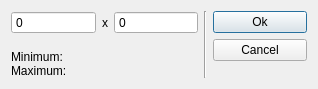
mrehkopf/vcs, file src/display/qt/dialogs/ui/resolution_dialog.ui: the form before one commit.
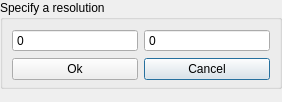
The form after the commit.

Diff of the .ui file:
```diff
--- a/src/display/qt/dialogs/ui/resolution_dialog.ui
+++ b/src/display/qt/dialogs/ui/resolution_dialog.ui
@@ -6,127 +6,71 @@
    <rect>
     <x>0</x>
     <y>0</y>
-    <width>318</width>
-    <height>89</height>
+    <width>282</width>
+    <height>102</height>
    </rect>
   </property>
   <property name="windowTitle">
    <string>Force input resolution</string>
   </property>
-  <layout class="QHBoxLayout" name="horizontalLayout_2" stretch="2,0,1">
-   <item>
-    <layout class="QVBoxLayout" name="verticalLayout_2">
-     <item>
-      <layout class="QHBoxLayout" name="horizontalLayout">
-       <item>
-        <widget class="QSpinBox" name="spinBox_x">
-         <property name="sizePolicy">
-          <sizepolicy hsizetype="Minimum" vsizetype="Preferred">
-           <horstretch>0</horstretch>
-           <verstretch>0</verstretch>
-          </sizepolicy>
-         </property>
-         <property name="buttonSymbols">
-          <enum>QAbstractSpinBox::NoButtons</enum>
-         </property>
-        </widget>
-       </item>
-       <item>
-        <widget class="QLabel" name="label">
-         <property name="sizePolicy">
-          <sizepolicy hsizetype="Fixed" vsizetype="Preferred">
-           <horstretch>0</horstretch>
-           <verstretch>0</verstretch>
-          </sizepolicy>
-         </property>
-         <property name="text">
-          <string>x</string>
-         </property>
-        </widget>
-       </item>
-       <item>
-        <widget class="QSpinBox" name="spinBox_y">
-         <property name="sizePolicy">
-          <sizepolicy hsizetype="Minimum" vsizetype="Preferred">
-           <horstretch>0</horstretch>
-           <verstretch>0</verstretch>
-          </sizepolicy>
-         </property>
-         <property name="buttonSymbols">
-          <enum>QAbstractSpinBox::NoButtons</enum>
-         </property>
-        </widget>
-       </item>
-      </layout>
-     </item>
-     <item>
       <layout class="QVBoxLayout" name="verticalLayout">
        <property name="spacing">
         <number>0</number>
        </property>
-       <item>
-        <spacer name="verticalSpacer">
-         <property name="orientation">
-          <enum>Qt::Vertical</enum>
-         </property>
-         <property name="sizeType">
-          <enum>QSizePolicy::Expanding</enum>
-         </property>
-         <property name="sizeHint" stdset="0">
-          <size>
-           <width>20</width>
-           <height>40</height>
-          </size>
-         </property>
-        </spacer>
-       </item>
-       <item>
-        <widget class="QLabel" name="label_minRes">
-         <property name="text">
-          <string>Minimum:</string>
-         </property>
-        </widget>
-       </item>
+   <property name="leftMargin">
+    <number>0</number>
+   </property>
+   <property name="topMargin">
+    <number>0</number>
+   </property>
+   <property name="rightMargin">
+    <number>0</number>
+   </property>
+   <property name="bottomMargin">
+    <number>0</number>
+   </property>
        <item>
-        <widget class="QLabel" name="label_maxRes">
-         <property name="text">
-          <string>Maximum:</string>
-         </property>
-        </widget>
-       </item>
-      </layout>
-     </item>
-    </layout>
-   </item>
-   <item>
-    <widget class="Line" name="line">
-     <property name="orientation">
-      <enum>Qt::Vertical</enum>
-     </property>
-    </widget>
-   </item>
-   <item>
-    <layout class="QVBoxLayout" name="verticalLayout_3">
-     <item>
-      <widget class="QPushButton" name="pushButton_ok">
+    <widget class="QGroupBox" name="groupBox">
+     <property name="title">
+      <string>Specify a resolution</string>
+     </property>
+     <layout class="QGridLayout" name="gridLayout">
+      <property name="leftMargin">
+       <number>9</number>
+      </property>
+      <property name="rightMargin">
+       <number>9</number>
+      </property>
+      <property name="bottomMargin">
+       <number>6</number>
+      </property>
+      <item row="0" column="2" colspan="2">
+       <widget class="QSpinBox" name="spinBox_y">
+        <property name="sizePolicy">
+         <sizepolicy hsizetype="Minimum" vsizetype="Preferred">
+          <horstretch>0</horstretch>
+          <verstretch>0</verstretch>
+         </sizepolicy>
+        </property>
+        <property name="buttonSymbols">
+         <enum>QAbstractSpinBox::NoButtons</enum>
+        </property>
+       </widget>
+      </item>
+      <item row="0" column="0" colspan="2">
+       <widget class="QSpinBox" name="spinBox_x">
        <property name="sizePolicy">
-        <sizepolicy hsizetype="Minimum" vsizetype="Minimum">
+         <sizepolicy hsizetype="Minimum" vsizetype="Preferred">
          <horstretch>0</horstretch>
          <verstretch>0</verstretch>
         </sizepolicy>
        </property>
-       <property name="minimumSize">
-        <size>
-         <width>70</width>
-         <height>0</height>
-        </size>
-       </property>
-       <property name="text">
-        <string>Ok</string>
-       </property>
-      </widget>
-     </item>
-     <item>
+        <property name="buttonSymbols">
+         <enum>QAbstractSpinBox::NoButtons</enum>
+        </property>
+       </widget>
+      </item>
+      <item row="1" column="2" colspan="2">
       <widget class="QPushButton" name="pushButton_cancel">
        <property name="sizePolicy">
         <sizepolicy hsizetype="Minimum" vsizetype="Minimum">
@@ -145,20 +89,40 @@
        </property>
       </widget>
      </item>
+      <item row="1" column="0" colspan="2">
+       <widget class="QPushButton" name="pushButton_ok">
+        <property name="sizePolicy">
+         <sizepolicy hsizetype="Minimum" vsizetype="Minimum">
+          <horstretch>0</horstretch>
+          <verstretch>0</verstretch>
+         </sizepolicy>
+        </property>
+        <property name="minimumSize">
+         <size>
+          <width>70</width>
+          <height>0</height>
+         </size>
+        </property>
+        <property name="text">
+         <string>Ok</string>
+        </property>
+       </widget>
+      </item>
+     </layout>
+    </widget>
+   </item>
      <item>
-      <spacer name="verticalSpacer_2">
+    <spacer name="verticalSpacer">
        <property name="orientation">
         <enum>Qt::Vertical</enum>
        </property>
        <property name="sizeHint" stdset="0">
         <size>
          <width>20</width>
-         <height>40</height>
+       <height>9999999</height>
         </size>
        </property>
       </spacer>
-     </item>
-    </layout>
    </item>
   </layout>
  </widget>
```
Lines whose indentation alone changed are shown as unchanged.
